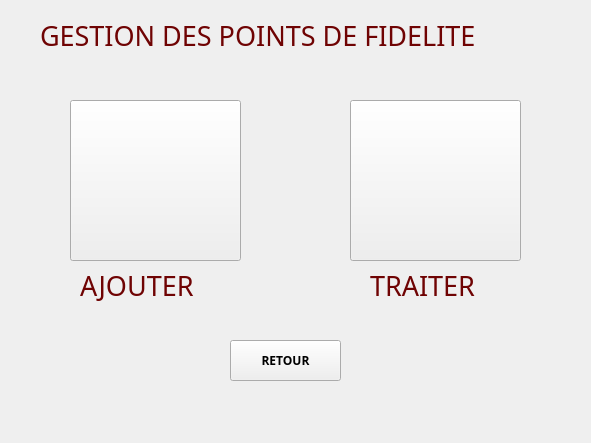
Qt form PointsGestion.ui (habibcharfeddine/LocationVoiture) before a commit.
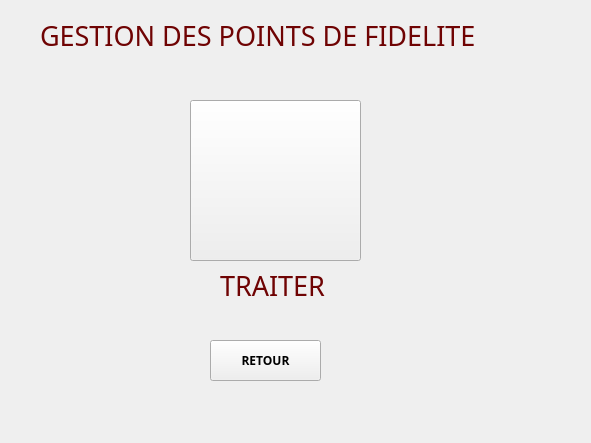
The same form after that commit. Icons and pictures are not drawn.

What changed in the file:
```diff
--- a/PointsGestion.ui
+++ b/PointsGestion.ui
@@ -16,7 +16,7 @@
   <widget class="QPushButton" name="pushButton">
    <property name="geometry">
     <rect>
-     <x>230</x>
+     <x>210</x>
      <y>340</y>
      <width>111</width>
      <height>41</height>
@@ -46,7 +46,7 @@
   <widget class="QLabel" name="label_3">
    <property name="geometry">
     <rect>
-     <x>370</x>
+     <x>220</x>
      <y>260</y>
      <width>141</width>
      <height>51</height>
@@ -83,29 +83,10 @@
     <string>&lt;html&gt;&lt;head/&gt;&lt;body&gt;&lt;p&gt;&lt;span style=&quot; font-size:20pt; color:#6f0303;&quot;&gt;GESTION DES POINTS DE FIDELITE&lt;/span&gt;&lt;/p&gt;&lt;/body&gt;&lt;/html&gt;</string>
    </property>
   </widget>
-  <widget class="QLabel" name="label_2">
-   <property name="geometry">
-    <rect>
-     <x>80</x>
-     <y>260</y>
-     <width>141</width>
-     <height>51</height>
-    </rect>
-   </property>
-   <property name="font">
-    <font>
-     <family>Century Gothic</family>
-     <pointsize>20</pointsize>
-    </font>
-   </property>
-   <property name="text">
-    <string>&lt;html&gt;&lt;head/&gt;&lt;body&gt;&lt;p&gt;&lt;span style=&quot; color:#6f0303;&quot;&gt;AJOUTER&lt;/span&gt;&lt;/p&gt;&lt;/body&gt;&lt;/html&gt;</string>
-   </property>
-  </widget>
   <widget class="QPushButton" name="traiter">
    <property name="geometry">
     <rect>
-     <x>350</x>
+     <x>190</x>
      <y>100</y>
      <width>171</width>
      <height>161</height>
@@ -125,29 +106,6 @@
     </size>
    </property>
   </widget>
-  <widget class="QPushButton" name="ajouter">
-   <property name="geometry">
-    <rect>
-     <x>70</x>
-     <y>100</y>
-     <width>171</width>
-     <height>161</height>
-    </rect>
-   </property>
-   <property name="text">
-    <string/>
-   </property>
-   <property name="icon">
-    <iconset resource="images.qrc">
-     <normaloff>:/icons/add.png</normaloff>:/icons/add.png</iconset>
-   </property>
-   <property name="iconSize">
-    <size>
-     <width>150</width>
-     <height>150</height>
-    </size>
-   </property>
-  </widget>
  </widget>
  <resources>
   <include location="images.qrc"/>
```
